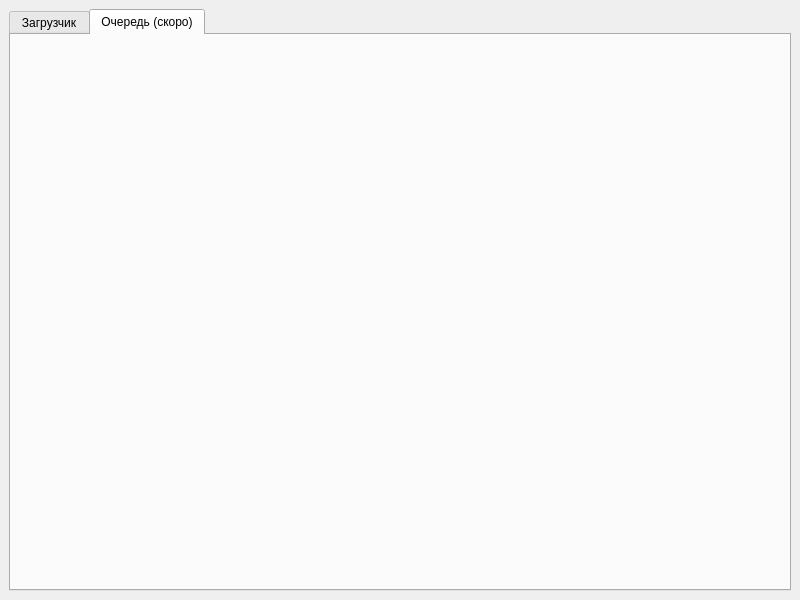
Before: the Qt Designer form start.ui in xvideosman228/YoutubeVideoDownloader, drawn with Qt 5.
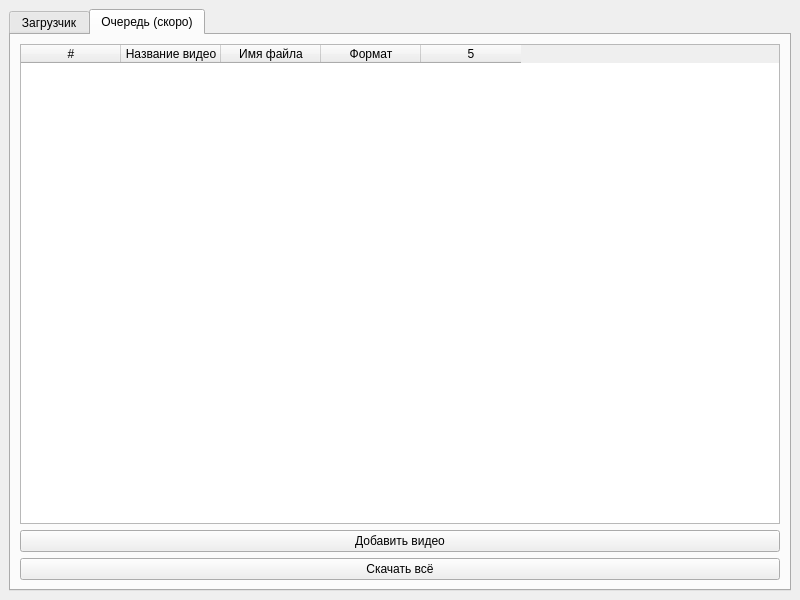
After: the same form once the commit is applied. The open tabs and pages were chosen to show the change.

Commit message: Добавлено создание данных для добавления видео в очередь

The edit to the form file:
```diff
--- a/start.ui
+++ b/start.ui
@@ -45,6 +45,47 @@
        <attribute name="title">
         <string>Очередь (скоро)</string>
        </attribute>
+       <layout class="QGridLayout" name="gridLayout_3">
+        <item row="1" column="0">
+         <widget class="QPushButton" name="addVideoToQueueButton">
+          <property name="text">
+           <string>Добавить видео</string>
+          </property>
+         </widget>
+        </item>
+        <item row="0" column="0">
+         <widget class="QTableWidget" name="tableWidget">
+          <column>
+           <property name="text">
+            <string>#</string>
+           </property>
+          </column>
+          <column>
+           <property name="text">
+            <string>Название видео</string>
+           </property>
+          </column>
+          <column>
+           <property name="text">
+            <string>Имя файла</string>
+           </property>
+          </column>
+          <column>
+           <property name="text">
+            <string>Формат</string>
+           </property>
+          </column>
+          <column/>
+         </widget>
+        </item>
+        <item row="2" column="0">
+         <widget class="QPushButton" name="downloadAllQueueButton">
+          <property name="text">
+           <string>Скачать всё</string>
+          </property>
+         </widget>
+        </item>
+       </layout>
       </widget>
      </widget>
     </item>
```
Left out of the diff: 2 changed lines with no effect on the pictures. The commit also changes 9 other files.
